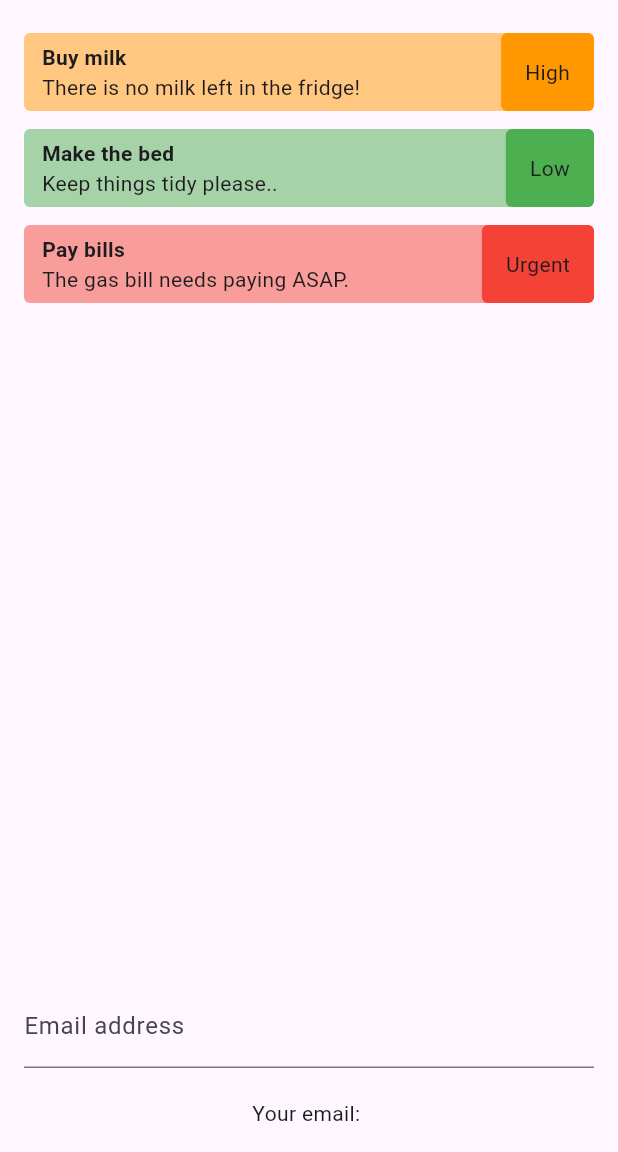
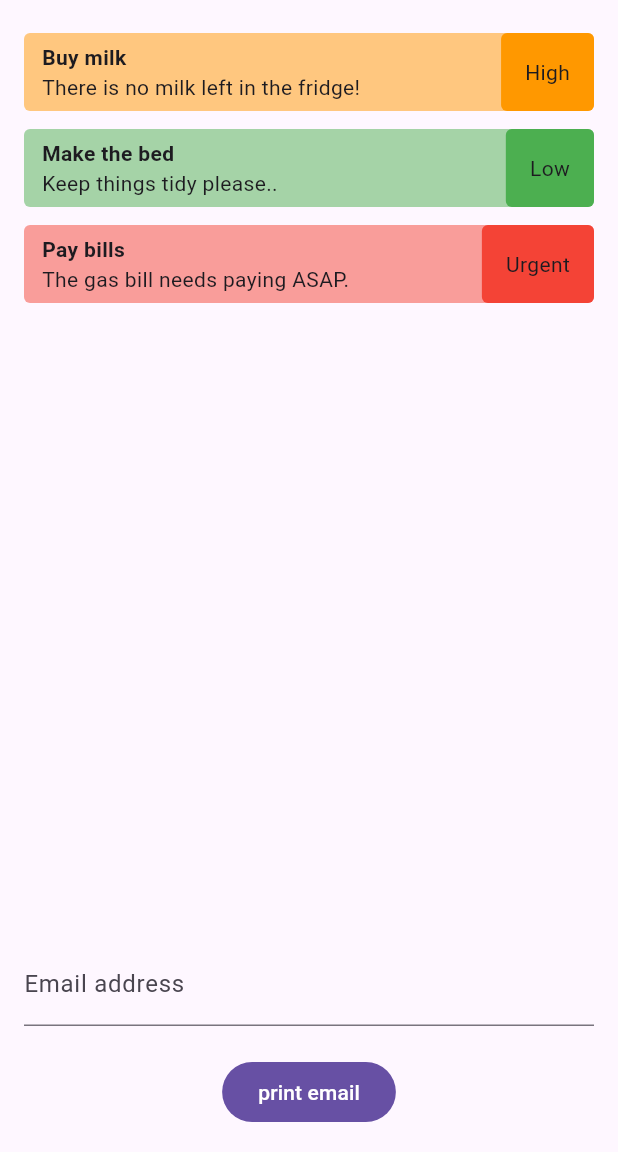
Before and after one commit to iamshaunjp/flutter-forms-tutorial, a Flutter app: the screen it shows after launch, on a phone screen of 412 x 824 dp, the part 84-1236 px from its top. Run offline on Flutter 3.47's test engine with Material 3 defaults, Android fonts, the phone set to English and light mode, and no system bars.

Commit message:
lesson-3

```diff
--- a/lib/home.dart
+++ b/lib/home.dart
@@ -11,7 +11,7 @@ class Home extends StatefulWidget {
 
 class _HomeState extends State<Home> {
 
-  String _email = '';
+  final TextEditingController _emailController = TextEditingController();
 
 
   final List<Todo> todos = [
@@ -53,14 +53,16 @@ class _HomeState extends State<Home> {
               decoration: const InputDecoration(
                 label: Text('Email address'),
               ),
-              onChanged: (value) {
-                setState(() {
-                  _email = value.trim();
-                });
+              controller: _emailController,
+            ),
+
+            const SizedBox(height: 20),
+            FilledButton(
+              onPressed: () {
+                print(_emailController.text.trim());
               },
-            ),
-            const SizedBox(height: 20),
-            Text('Your email: $_email'),
+              child: const Text('print email'),
+            )
 
           ],
         ),
```
